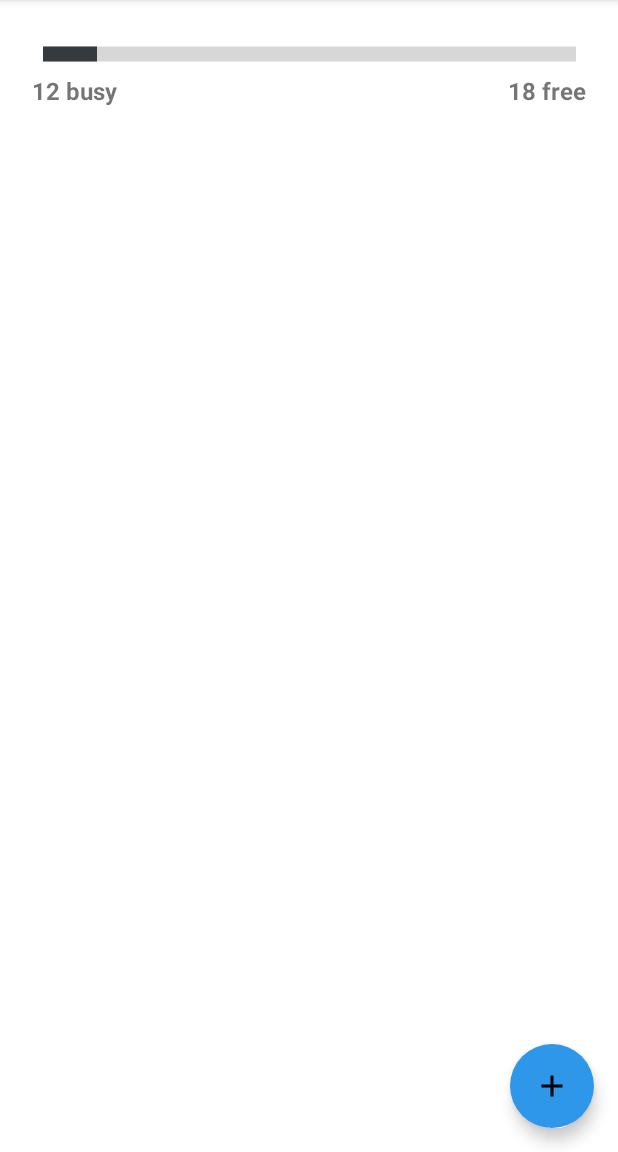
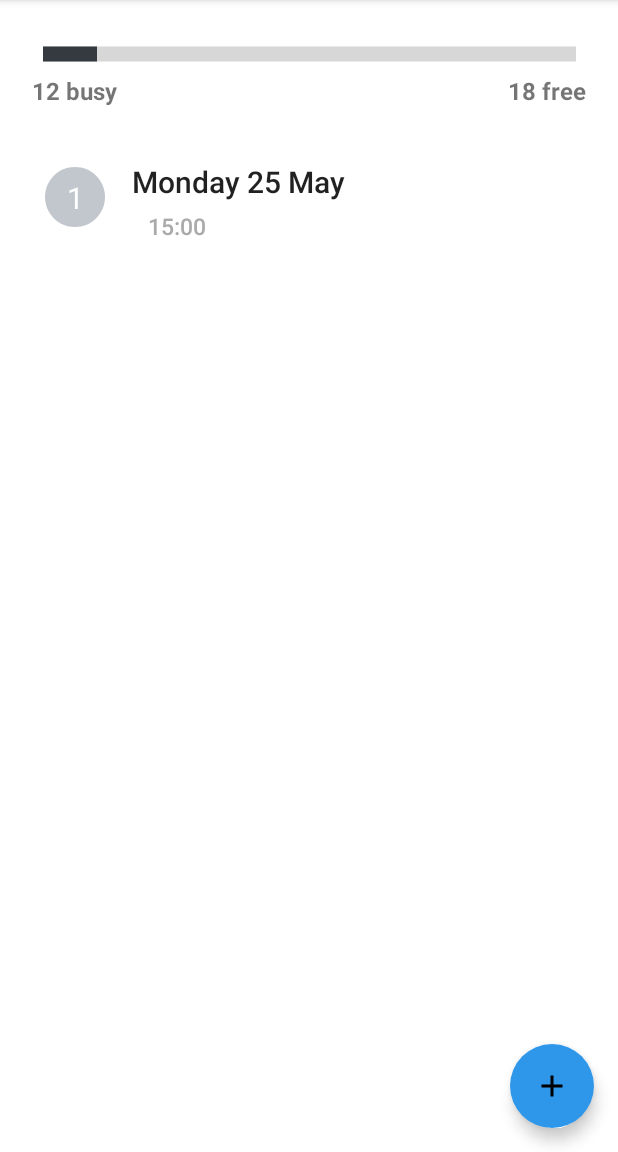
Before and after one commit to PatriciaDeCarvalho/ParkingApp, an Android app: the MainActivity screen opened directly, with no data from a screen before it, on a phone screen of 412 x 824 dp, the part 84-1236 px from its top. Run offline under Robolectric (Android 15) with nearby library versions, the phone set to English and light mode, and no system bars.

Commit message:
Feature: RecyclerView working

```diff
--- a/app/src/main/java/com/example/parkingapp/MainActivity.kt
+++ b/app/src/main/java/com/example/parkingapp/MainActivity.kt
@@ -4,25 +4,28 @@ import android.content.Intent
 import androidx.appcompat.app.AppCompatActivity
 import android.os.Bundle
 import android.view.View
+import androidx.recyclerview.widget.LinearLayoutManager
+import androidx.recyclerview.widget.RecyclerView
+import com.example.parkingapp.lotAdapter.LotAdapter
+import com.example.parkingapp.lotAdapter.LotList
 
 class MainActivity : AppCompatActivity() {
     override fun onCreate(savedInstanceState: Bundle?) {
         super.onCreate(savedInstanceState)
         setContentView(R.layout.activity_main)
+        initRecyclerWiew()
 
-        //ir a actividad 2
-        //val recyclerView1 = null
-        //recyclerView1.setOnClickListener{startActivity(Intent(this, Parking::class.java))}
-
-        //Floating action button
-        val fab: View = findViewById(R.id.floatingActionButton)
-        //ejecuta código al presionar view
-        fab.setOnClickListener{}
-
-
-
+//        //Floating action button
+//        val fab: View = findViewById(R.id.floatingActionButton)
+//        //ejecuta código al presionar view
+//        fab.setOnClickListener{}
     }
 
-
+    fun initRecyclerWiew(){
+    val recyclerView = findViewById<RecyclerView>(R.id.recyclerView1)
+    recyclerView.layoutManager = LinearLayoutManager(this)
+    recyclerView.adapter = LotAdapter(LotList.dateTimeEnd)
 
 }
+
+}
--- a/app/src/main/java/com/example/parkingapp/Parking.kt
+++ /dev/null
@@ -1,23 +0,0 @@
-package com.example.parkingapp
-
-import android.content.Intent
-import android.os.Bundle
-import androidx.appcompat.app.AppCompatActivity
-
-class Parking : AppCompatActivity(
-
-)
-
- //class Parking :(var lotComponentsList: Int )
-//Collection<LotComponents>)
-{
- override fun onCreate(savedInstanceState: Bundle?) {
-     super.onCreate(savedInstanceState)
-     setContentView(R.layout.lot_detail)
- }
-
-override fun onBackPressed() {
-    super.onBackPressed()
-    startActivity(Intent(this, MainActivity::class.java))
-}
-}
--- a/app/src/main/java/com/example/parkingapp/RecyclerviewAdapter.kt
+++ /dev/null
@@ -1,31 +0,0 @@
-/*package com.example.parkingapp
-
-import android.view.View
-import android.widget.TextView
-import androidx.appcompat.view.menu.ActionMenuItemView
-import androidx.recyclerview.widget.RecyclerView
-
-class RecyclerviewAdapter(private val mList: List<Lot>, private val onClick: (Lot) -> Unit :
-RecyclerView.Adapter<RecyclerviewAdapter.LotViewHolder>() {
-
-    class LotViewHolder(itemView: View, val onClick: (Lot) -> Unit) :
-            RecyclerView.ViewHolder(itemView) {
-                private val lotTextView: TextView = itemView.findViewById(R.id.lot_text)
-        private  var currentLot: Lot? = null
-
-    init {
-        itemView.setOnClickListener {
-            currentLot?.let {
-                onClick(it)
-            }
-        }
-    }
-
-       fun lotInfo(lot: Lot) {
-           currentLot = lot
-           lotTextView.text = lot.parkingLot
-       }
-    }
-
-}
-*/
--- /dev/null
+++ b/app/src/main/java/com/example/parkingapp/lotAdapter/Lot.kt
@@ -0,0 +1,5 @@
+package com.example.parkingapp.lotAdapter
+
+data class Lot (
+    val dateOfStart:String,
+    val timeGetFree:String,)
--- /dev/null
+++ b/app/src/main/java/com/example/parkingapp/lotAdapter/LotAdapter.kt
@@ -0,0 +1,51 @@
+//package com.example.parkingapp.lotAdapter
+//
+//import android.view.LayoutInflater
+//import android.view.ViewGroup
+//import androidx.recyclerview.widget.RecyclerView
+//import com.example.parkingapp.R
+//
+//class LotAdapter(private val dateTimeEnd: List<Lot>): RecyclerView.Adapter<LotHolder> (){
+//
+//    override fun onCreateViewHolder(parent: ViewGroup, viewType: Int): LotHolder {
+//    val layoutInflater = LayoutInflater.from(parent.context)
+//        return LotHolder(layoutInflater.inflate(R.layout.item, parent, false))
+//    }
+//
+//    override fun onBindViewHolder(holder: LotHolder, position: Int) {
+//        val item1 = dateTimeEnd[position]
+//        holder.render(item1)
+//    }
+//
+//    //tamaño de listado
+//    override fun getItemCount(): Int {
+//        return dateTimeEnd.size
+//    }
+//
+//}
+
+package com.example.parkingapp.lotAdapter
+
+import android.view.LayoutInflater
+import android.view.ViewGroup
+import androidx.recyclerview.widget.RecyclerView
+
+import com.example.parkingapp.R
+import com.example.parkingapp.lotAdapter.Lot
+
+class LotAdapter(val lotList: List<Lot>): RecyclerView.Adapter<LotHolder>() {
+    override fun onCreateViewHolder(parent: ViewGroup,viewType: Int): LotHolder {
+        val layoutInflater = LayoutInflater.from(parent.context)
+
+        return LotHolder( layoutInflater.inflate(R.layout.item, parent,false))
+    }
+
+    override fun onBindViewHolder(holder: LotHolder,position: Int) {
+        val item = lotList[position]
+
+        holder.render(item)
+    }
+
+    override fun getItemCount()= lotList.size
+
+}
--- /dev/null
+++ b/app/src/main/java/com/example/parkingapp/lotAdapter/LotHolder.kt
@@ -0,0 +1,19 @@
+package com.example.parkingapp.lotAdapter
+
+import android.view.View
+import android.widget.TextView
+import androidx.recyclerview.widget.RecyclerView
+import com.example.parkingapp.R
+
+class LotHolder(view:View) : RecyclerView.ViewHolder(view) {
+
+    val lastDate = view.findViewById<TextView>(R.id.firstText)
+    val lastTime = view.findViewById<TextView>(R.id.secondText)
+
+
+    fun render(lotModel: Lot) {
+
+        lastDate.text = lotModel.dateOfStart
+        lastTime.text = lotModel.timeGetFree
+    }
+}
--- /dev/null
+++ b/app/src/main/java/com/example/parkingapp/lotAdapter/LotList.kt
@@ -0,0 +1,41 @@
+package com.example.parkingapp.lotAdapter
+
+class LotList {
+    companion object{
+        var dateTimeEnd = listOf<Lot>(
+            Lot(
+                dateOfStart = "Monday 25 May",
+                timeGetFree = "15:00"),
+
+            Lot(
+                dateOfStart = "Friday 22 May ",
+                timeGetFree = "10:30"),
+
+            Lot(
+                dateOfStart = "Friday 22 May",
+                timeGetFree = "11:10"),
+
+            Lot(
+                dateOfStart = "Monday 25 May",
+                timeGetFree = "12:30"),
+
+            Lot(
+                dateOfStart = "Sunday 24 May",
+                timeGetFree = "10:30"),
+
+            Lot(
+                dateOfStart = "Monday 25 May",
+                timeGetFree = "14:40"),
+
+            Lot(
+                dateOfStart = "Friday 22 May",
+                timeGetFree = "12:30"),
+
+            Lot(
+                dateOfStart = "Monday 25 May",
+                timeGetFree = "12:40")
+
+            )
+
+    }
+}
--- a/app/src/main/res/layout/activity_main.xml
+++ b/app/src/main/res/layout/activity_main.xml
@@ -5,7 +5,6 @@
     android:layout_width="match_parent"
     android:layout_height="match_parent"
     tools:context=".MainActivity">
-
 
     <ProgressBar
         android:id="@+id/progressBar"
@@ -16,14 +15,13 @@
         android:layout_marginTop="28dp"
         android:layout_marginEnd="21dp"
         android:background="#00000000"
+        android:max="100"
         android:progress="10"
-        android:max="100"
+        android:progressTint="#343A3F"
         android:scaleY="2.5"
-        android:progressTint="#343A3F"
         app:layout_constraintEnd_toEndOf="parent"
         app:layout_constraintStart_toStartOf="parent"
         app:layout_constraintTop_toTopOf="parent" />
-
 
     <View
         android:id="@+id/rectangleProgressBar"
@@ -42,9 +40,7 @@
         android:textSize="16sp"
         android:textStyle="bold"
         app:layout_constraintBottom_toBottomOf="@+id/rectangleProgressBar"
-        app:layout_constraintStart_toStartOf="parent"
-
-        />
+        app:layout_constraintStart_toStartOf="parent" />
 
     <TextView
         android:id="@+id/free"
@@ -57,14 +53,12 @@
         app:layout_constraintBottom_toBottomOf="@+id/rectangleProgressBar"
         app:layout_constraintEnd_toEndOf="parent" />
 
-
     <androidx.recyclerview.widget.RecyclerView
         android:id="@+id/recyclerView1"
         android:layout_width="match_parent"
-        android:layout_height="0dp"
+        android:layout_height="wrap_content"
         android:layout_margin="20sp"
         android:layout_marginTop="20dp"
-        app:layout_constraintBottom_toBottomOf="parent"
         app:layout_constraintEnd_toEndOf="parent"
         app:layout_constraintHorizontal_bias="0.0"
         app:layout_constraintStart_toStartOf="parent"
@@ -74,16 +68,22 @@
         android:id="@+id/floatingActionButton"
         android:layout_width="wrap_content"
         android:layout_height="wrap_content"
+        android:layout_margin="16dp"
+        android:contentDescription="add reservartion"
+        android:elevation="4dp"
         android:src="@drawable/ic_baseline_add_24"
-        android:layout_margin="16dp"
-        android:elevation="4dp"
         app:borderWidth="0dp"
         app:layout_constraintBottom_toBottomOf="parent"
-        app:layout_constraintEnd_toEndOf="parent"/>
+        app:layout_constraintEnd_toEndOf="parent" />
 
-
-
-
-
-
+    <Button
+        android:id="@+id/back"
+        android:layout_width="wrap_content"
+        android:layout_height="wrap_content"
+        android:layout_marginEnd="1dp"
+        android:text="Hide"
+        app:layout_constraintBottom_toTopOf="@+id/rectangleProgressBar"
+        app:layout_constraintEnd_toStartOf="@+id/rectangleProgressBar"
+        app:layout_constraintStart_toStartOf="parent"
+        app:layout_constraintTop_toTopOf="parent" />
 </androidx.constraintlayout.widget.ConstraintLayout>
--- a/app/src/main/res/layout/item.xml
+++ b/app/src/main/res/layout/item.xml
@@ -12,8 +12,10 @@
         android:layout_alignParentStart="true"
         android:layout_alignParentTop="true"
         app:layout_constraintEnd_toEndOf="parent"
-        app:layout_constraintStart_toStartOf="parent" />
+        app:layout_constraintStart_toStartOf="parent"
+        tools:ignore="MissingConstraints" />
 
+    //elipse
     <View
         android:id="@+id/ellipse_1"
         android:layout_width="40dp"
@@ -26,6 +28,7 @@
         app:layout_constraintStart_toStartOf="parent"
         app:layout_constraintTop_toTopOf="@+id/rectangle" />
 
+    //date
     <TextView
         android:id="@+id/firstText"
         android:layout_width="wrap_content"
@@ -39,6 +42,7 @@
         app:layout_constraintStart_toEndOf="@+id/ellipse_1"
         app:layout_constraintTop_toTopOf="parent" />
 
+    //time
     <TextView
         android:id="@+id/secondText"
         android:layout_width="wrap_content"
@@ -47,10 +51,12 @@
         android:textAppearance="@style/TextAppearance.AppCompat.Body2"
         android:textColor="@android:color/darker_gray"
         android:textSize="15sp"
+        android:layout_marginTop="5dp"
         app:layout_constraintEnd_toEndOf="parent"
         app:layout_constraintHorizontal_bias="0.1"
         app:layout_constraintStart_toEndOf="@+id/ellipse_1"
-        tools:layout_editor_absoluteY="54dp" />
+        app:layout_constraintTop_toBottomOf="@+id/firstText"
+        tools:ignore="MissingConstraints" />
 
     <TextView
         android:id="@+id/parkingNumber"
```
Also changed, not shown: app/src/main/java/com/example/parkingapp/LotList.java (deleted, +0 -7 lines).
